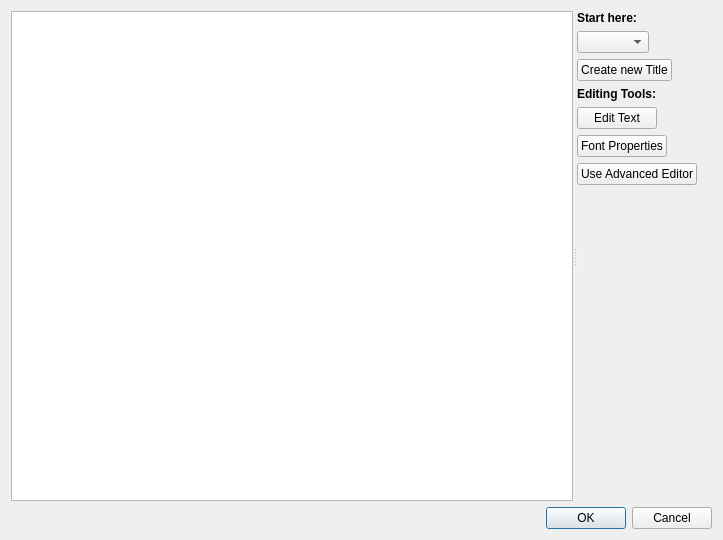
The window that src/windows/ui/title-editor.ui (OpenShot/openshot-qt) describes before a commit, drawn with Qt 5.
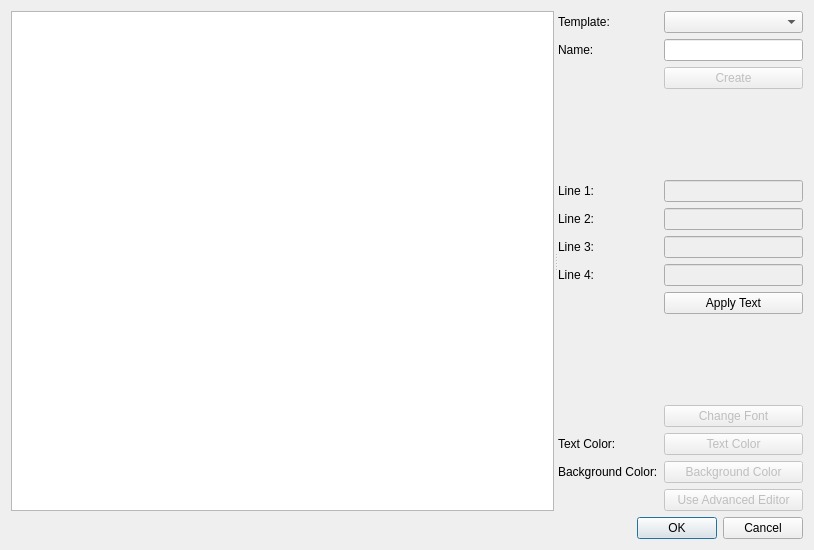
The same window after the commit.

Commit message: Adding initial work on titles screen. There are a couple of extra things I'd like to implement, but the basis is there.

What changed in the file:
```diff
--- a/src/windows/ui/title-editor.ui
+++ b/src/windows/ui/title-editor.ui
@@ -6,8 +6,8 @@
    <rect>
     <x>0</x>
     <y>0</y>
-    <width>723</width>
-    <height>540</height>
+    <width>814</width>
+    <height>550</height>
    </rect>
   </property>
   <property name="windowTitle">
@@ -17,7 +17,17 @@
    <bool>false</bool>
   </property>
   <layout class="QGridLayout" name="gridLayout">
-   <item row="0" column="0">
+   <item row="2" column="0">
+    <widget class="QDialogButtonBox" name="buttonBox">
+     <property name="orientation">
+      <enum>Qt::Horizontal</enum>
+     </property>
+     <property name="standardButtons">
+      <set>QDialogButtonBox::Cancel|QDialogButtonBox::Ok</set>
+     </property>
+    </widget>
+   </item>
+   <item row="1" column="0">
     <widget class="QSplitter" name="splitter">
      <property name="orientation">
       <enum>Qt::Horizontal</enum>
@@ -52,22 +62,13 @@
        </property>
        <item row="0" column="0">
         <widget class="QLabel" name="label">
-         <property name="font">
-          <font>
-           <weight>75</weight>
-           <bold>true</bold>
-          </font>
-         </property>
          <property name="text">
-          <string>Start here:</string>
-         </property>
-         <property name="margin">
-          <number>0</number>
+          <string>Template:</string>
          </property>
         </widget>
        </item>
-       <item row="1" column="0">
-        <widget class="QComboBox" name="comboBox">
+       <item row="0" column="1">
+        <widget class="QComboBox" name="cmbTemplate">
          <property name="sizePolicy">
           <sizepolicy hsizetype="Preferred" vsizetype="Fixed">
            <horstretch>0</horstretch>
@@ -83,47 +84,194 @@
         </widget>
        </item>
        <item row="2" column="0">
-        <widget class="QPushButton" name="pushButton">
-         <property name="sizePolicy">
-          <sizepolicy hsizetype="Maximum" vsizetype="Fixed">
-           <horstretch>0</horstretch>
-           <verstretch>0</verstretch>
-          </sizepolicy>
-         </property>
-         <property name="text">
-          <string>Create new Title</string>
-         </property>
-        </widget>
-       </item>
-       <item row="3" column="0">
         <widget class="QLabel" name="label_2">
-         <property name="font">
-          <font>
-           <weight>75</weight>
-           <bold>true</bold>
-          </font>
-         </property>
          <property name="text">
-          <string>Editing Tools:</string>
+          <string>Name:</string>
          </property>
         </widget>
        </item>
-       <item row="4" column="0">
-        <widget class="QPushButton" name="pushButton_2">
+       <item row="2" column="1">
+        <widget class="QLineEdit" name="txtName">
+         <property name="enabled">
+          <bool>true</bool>
+         </property>
+         <property name="toolTip">
+          <string>Do not enter a file extension</string>
+         </property>
+        </widget>
+       </item>
+       <item row="3" column="1">
+        <widget class="QPushButton" name="btnCreateNew">
+         <property name="enabled">
+          <bool>false</bool>
+         </property>
+         <property name="sizePolicy">
+          <sizepolicy hsizetype="Minimum" vsizetype="Fixed">
+           <horstretch>0</horstretch>
+           <verstretch>0</verstretch>
+          </sizepolicy>
+         </property>
          <property name="text">
-          <string>Edit Text</string>
+          <string>Create</string>
          </property>
         </widget>
        </item>
+       <item row="4" column="1">
+        <spacer name="verticalSpacer">
+         <property name="orientation">
+          <enum>Qt::Vertical</enum>
+         </property>
+         <property name="sizeHint" stdset="0">
+          <size>
+           <width>20</width>
+           <height>10</height>
+          </size>
+         </property>
+        </spacer>
+       </item>
        <item row="5" column="0">
-        <widget class="QPushButton" name="pushButton_3">
+        <widget class="QLabel" name="lblLine1">
          <property name="text">
-          <string>Font Properties</string>
+          <string>Line 1:</string>
+         </property>
+        </widget>
+       </item>
+       <item row="5" column="1">
+        <widget class="QLineEdit" name="txtLine1">
+         <property name="enabled">
+          <bool>false</bool>
+         </property>
+         <property name="sizePolicy">
+          <sizepolicy hsizetype="Minimum" vsizetype="Fixed">
+           <horstretch>0</horstretch>
+           <verstretch>0</verstretch>
+          </sizepolicy>
+         </property>
+         <property name="minimumSize">
+          <size>
+           <width>69</width>
+           <height>0</height>
+          </size>
          </property>
         </widget>
        </item>
        <item row="6" column="0">
-        <widget class="QPushButton" name="pushButton_4">
+        <widget class="QLabel" name="lblLine2">
+         <property name="text">
+          <string>Line 2:</string>
+         </property>
+        </widget>
+       </item>
+       <item row="6" column="1">
+        <widget class="QLineEdit" name="txtLine2">
+         <property name="enabled">
+          <bool>false</bool>
+         </property>
+        </widget>
+       </item>
+       <item row="7" column="0">
+        <widget class="QLabel" name="lblLine3">
+         <property name="text">
+          <string>Line 3:</string>
+         </property>
+        </widget>
+       </item>
+       <item row="7" column="1">
+        <widget class="QLineEdit" name="txtLine3">
+         <property name="enabled">
+          <bool>false</bool>
+         </property>
+        </widget>
+       </item>
+       <item row="8" column="0">
+        <widget class="QLabel" name="lblLine4">
+         <property name="text">
+          <string>Line 4:</string>
+         </property>
+        </widget>
+       </item>
+       <item row="8" column="1">
+        <widget class="QLineEdit" name="txtLine4">
+         <property name="enabled">
+          <bool>false</bool>
+         </property>
+        </widget>
+       </item>
+       <item row="9" column="1">
+        <widget class="QPushButton" name="btnApplyText">
+         <property name="text">
+          <string>Apply Text</string>
+         </property>
+        </widget>
+       </item>
+       <item row="10" column="1">
+        <spacer name="verticalSpacer_2">
+         <property name="orientation">
+          <enum>Qt::Vertical</enum>
+         </property>
+         <property name="sizeHint" stdset="0">
+          <size>
+           <width>20</width>
+           <height>10</height>
+          </size>
+         </property>
+        </spacer>
+       </item>
+       <item row="11" column="1">
+        <widget class="QPushButton" name="btnFont">
+         <property name="enabled">
+          <bool>false</bool>
+         </property>
+         <property name="text">
+          <string>Change Font</string>
+         </property>
+        </widget>
+       </item>
+       <item row="12" column="0">
+        <widget class="QLabel" name="label_3">
+         <property name="text">
+          <string>Text Color:</string>
+         </property>
+        </widget>
+       </item>
+       <item row="12" column="1">
+        <widget class="QPushButton" name="btnFontColor">
+         <property name="enabled">
+          <bool>false</bool>
+         </property>
+         <property name="toolTip">
+          <string/>
+         </property>
+         <property name="text">
+          <string>Text Color</string>
+         </property>
+        </widget>
+       </item>
+       <item row="13" column="0">
+        <widget class="QLabel" name="label_4">
+         <property name="text">
+          <string>Background Color:</string>
+         </property>
+        </widget>
+       </item>
+       <item row="13" column="1">
+        <widget class="QPushButton" name="btnBackgroundColor">
+         <property name="enabled">
+          <bool>false</bool>
+         </property>
+         <property name="toolTip">
+          <string/>
+         </property>
+         <property name="text">
+          <string>Background Color</string>
+         </property>
+        </widget>
+       </item>
+       <item row="14" column="1">
+        <widget class="QPushButton" name="btnAdvanced">
+         <property name="enabled">
+          <bool>false</bool>
+         </property>
          <property name="text">
           <string>Use Advanced Editor</string>
          </property>
@@ -133,16 +281,6 @@
      </widget>
     </widget>
    </item>
-   <item row="1" column="0">
-    <widget class="QDialogButtonBox" name="buttonBox">
-     <property name="orientation">
-      <enum>Qt::Horizontal</enum>
-     </property>
-     <property name="standardButtons">
-      <set>QDialogButtonBox::Cancel|QDialogButtonBox::Ok</set>
-     </property>
-    </widget>
-   </item>
   </layout>
  </widget>
  <resources/>
```
Left out of the diff: 16 changed lines with no effect on the pictures. The commit also changes 2 other files.
